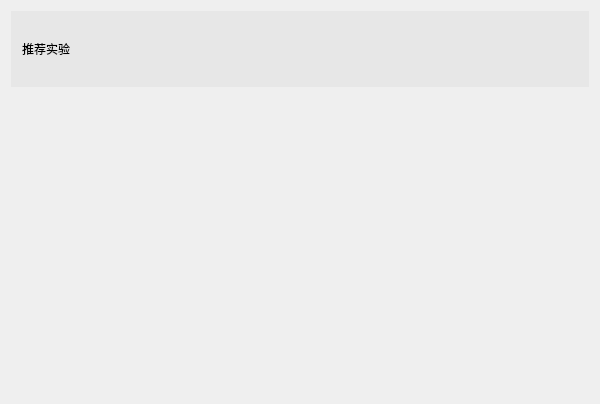
Old version of the form EzLaboratory/source/app/MainWindow.ui in the repository Shulincooky/EzLaboratory.
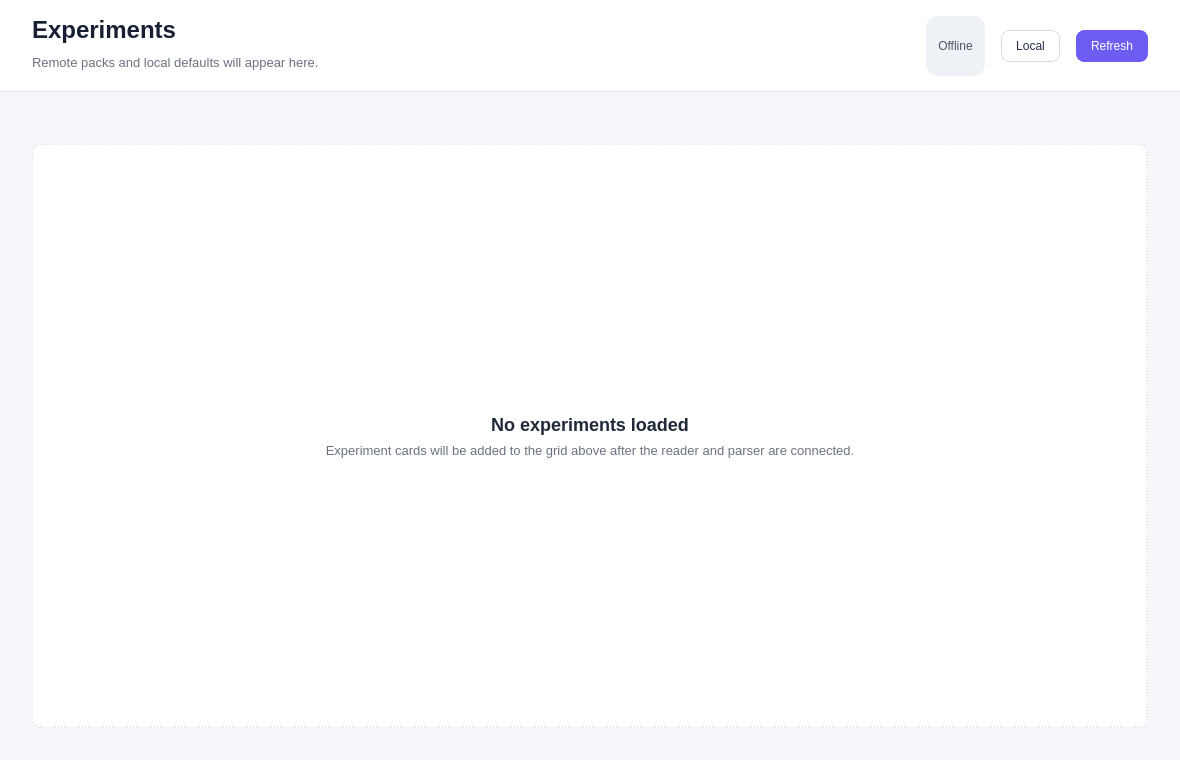
New version of the form.

The edit to the form file:
```diff
--- a/EzLaboratory/source/app/MainWindow.ui
+++ b/EzLaboratory/source/app/MainWindow.ui
@@ -6,57 +6,205 @@
    <rect>
     <x>0</x>
     <y>0</y>
-    <width>600</width>
-    <height>400</height>
+    <width>1180</width>
+    <height>760</height>
    </rect>
   </property>
+  <property name="minimumSize">
+   <size>
+    <width>920</width>
+    <height>620</height>
+   </size>
+  </property>
   <property name="windowTitle">
    <string>MainWindow</string>
   </property>
   <property name="styleSheet">
-   <string notr="true">*{
-border:none
+   <string notr="true">QMainWindow {
+    background: #F5F7FA;
 }
 
-QWidget#topBar{
-background-color:rgb(231, 231, 231)
+QWidget#centralWidget {
+    background: #F5F7FA;
+}
+
+QWidget#topBar {
+    background: #FFFFFF;
+    border-bottom: 1px solid #E5E8EF;
+}
+
+QLabel#titleLabel {
+    color: #172033;
+    font-size: 24px;
+    font-weight: 700;
+}
+
+QLabel#subtitleLabel {
+    color: #6B7280;
+    font-size: 13px;
+}
+
+QLabel#connectionStatusLabel {
+    color: #4B5563;
+    background: #EEF2F7;
+    border-radius: 12px;
+    padding: 6px 12px;
+}
+
+QPushButton {
+    background: #FFFFFF;
+    border: 1px solid #D7DCE5;
+    border-radius: 8px;
+    color: #243047;
+    padding: 8px 14px;
+}
+
+QPushButton:hover {
+    background: #F1F4F8;
+}
+
+QPushButton#refreshButton {
+    background: #6D5DF2;
+    border: 1px solid #6D5DF2;
+    color: #FFFFFF;
+}
+
+QPushButton#refreshButton:hover {
+    background: #5A4BDD;
+}
+
+QScrollArea#experimentScrollArea {
+    background: transparent;
+    border: none;
+}
+
+QWidget#scrollContentWidget {
+    background: transparent;
+}
+
+QWidget#cardGridWidget {
+    background: transparent;
+}
+
+QFrame#emptyHintFrame {
+    background: #FFFFFF;
+    border: 1px dashed #CAD1DC;
+    border-radius: 8px;
+}
+
+QLabel#emptyHintTitleLabel {
+    color: #1F2937;
+    font-size: 18px;
+    font-weight: 700;
+}
+
+QLabel#emptyHintBodyLabel {
+    color: #6B7280;
+    font-size: 13px;
 }</string>
   </property>
   <widget class="QWidget" name="centralWidget">
-   <layout class="QVBoxLayout" name="verticalLayout">
+   <layout class="QVBoxLayout" name="mainLayout">
+    <property name="spacing">
+     <number>0</number>
+    </property>
+    <property name="leftMargin">
+     <number>0</number>
+    </property>
+    <property name="topMargin">
+     <number>0</number>
+    </property>
+    <property name="rightMargin">
+     <number>0</number>
+    </property>
+    <property name="bottomMargin">
+     <number>0</number>
+    </property>
     <item>
      <widget class="QWidget" name="topBar" native="true">
       <property name="minimumSize">
        <size>
         <width>0</width>
-        <height>76</height>
+        <height>92</height>
        </size>
       </property>
-      <layout class="QHBoxLayout" name="horizontalLayout">
+      <property name="maximumSize">
+       <size>
+        <width>16777215</width>
+        <height>92</height>
+       </size>
+      </property>
+      <layout class="QHBoxLayout" name="topBarLayout">
+       <property name="spacing">
+        <number>16</number>
+       </property>
+       <property name="leftMargin">
+        <number>32</number>
+       </property>
+       <property name="topMargin">
+        <number>16</number>
+       </property>
+       <property name="rightMargin">
+        <number>32</number>
+       </property>
+       <property name="bottomMargin">
+        <number>16</number>
+       </property>
        <item>
-        <widget class="QLabel" name="label">
-         <property name="text">
-          <string>推荐实验</string>
+        <layout class="QVBoxLayout" name="titleLayout">
+         <property name="spacing">
+          <number>4</number>
          </property>
-        </widget>
+         <item>
+          <widget class="QLabel" name="titleLabel">
+           <property name="text">
+            <string>Experiments</string>
+           </property>
+          </widget>
+         </item>
+         <item>
+          <widget class="QLabel" name="subtitleLabel">
+           <property name="text">
+            <string>Remote packs and local defaults will appear here.</string>
+           </property>
+          </widget>
+         </item>
+        </layout>
        </item>
        <item>
-        <spacer name="horizontalSpacer">
+        <spacer name="topBarSpacer">
          <property name="orientation">
           <enum>Qt::Orientation::Horizontal</enum>
          </property>
          <property name="sizeHint" stdset="0">
           <size>
-           <width>469</width>
+           <width>40</width>
            <height>20</height>
           </size>
          </property>
         </spacer>
        </item>
        <item>
-        <widget class="QPushButton" name="pushButton">
+        <widget class="QLabel" name="connectionStatusLabel">
          <property name="text">
-          <string/>
+          <string>Offline</string>
+         </property>
+         <property name="alignment">
+          <set>Qt::AlignmentFlag::AlignCenter</set>
+         </property>
+        </widget>
+       </item>
+       <item>
+        <widget class="QPushButton" name="loadLocalButton">
+         <property name="text">
+          <string>Local</string>
+         </property>
+        </widget>
+       </item>
+       <item>
+        <widget class="QPushButton" name="refreshButton">
+         <property name="text">
+          <string>Refresh</string>
          </property>
         </widget>
        </item>
@@ -64,13 +212,146 @@
      </widget>
     </item>
     <item>
-     <widget class="QWidget" name="contentWidget" native="true">
-      <property name="minimumSize">
-       <size>
-        <width>0</width>
-        <height>300</height>
-       </size>
+     <widget class="QScrollArea" name="experimentScrollArea">
+      <property name="horizontalScrollBarPolicy">
+       <enum>Qt::ScrollBarPolicy::ScrollBarAlwaysOff</enum>
       </property>
+      <property name="widgetResizable">
+       <bool>true</bool>
+      </property>
+      <widget class="QWidget" name="scrollContentWidget">
+       <property name="geometry">
+        <rect>
+         <x>0</x>
+         <y>0</y>
+         <width>1180</width>
+         <height>668</height>
+        </rect>
+       </property>
+       <layout class="QVBoxLayout" name="scrollContentLayout">
+        <property name="spacing">
+         <number>24</number>
+        </property>
+        <property name="leftMargin">
+         <number>32</number>
+        </property>
+        <property name="topMargin">
+         <number>28</number>
+        </property>
+        <property name="rightMargin">
+         <number>32</number>
+        </property>
+        <property name="bottomMargin">
+         <number>32</number>
+        </property>
+        <item>
+         <widget class="QWidget" name="cardGridWidget" native="true">
+          <layout class="QGridLayout" name="cardGridLayout">
+           <property name="leftMargin">
+            <number>0</number>
+           </property>
+           <property name="topMargin">
+            <number>0</number>
+           </property>
+           <property name="rightMargin">
+            <number>0</number>
+           </property>
+           <property name="bottomMargin">
+            <number>0</number>
+           </property>
+           <property name="horizontalSpacing">
+            <number>22</number>
+           </property>
+           <property name="verticalSpacing">
+            <number>24</number>
+           </property>
+          </layout>
+         </widget>
+        </item>
+        <item>
+         <widget class="QFrame" name="emptyHintFrame">
+          <property name="minimumSize">
+           <size>
+            <width>0</width>
+            <height>180</height>
+           </size>
+          </property>
+          <property name="frameShape">
+           <enum>QFrame::Shape::StyledPanel</enum>
+          </property>
+          <property name="frameShadow">
+           <enum>QFrame::Shadow::Raised</enum>
+          </property>
+          <layout class="QVBoxLayout" name="emptyHintLayout">
+           <property name="spacing">
+            <number>8</number>
+           </property>
+           <property name="leftMargin">
+            <number>24</number>
+           </property>
+           <property name="topMargin">
+            <number>24</number>
+           </property>
+           <property name="rightMargin">
+            <number>24</number>
+           </property>
+           <property name="bottomMargin">
+            <number>24</number>
+           </property>
+           <item>
+            <spacer name="emptyHintTopSpacer">
+             <property name="orientation">
+              <enum>Qt::Orientation::Vertical</enum>
+             </property>
+             <property name="sizeHint" stdset="0">
+              <size>
+               <width>20</width>
+               <height>24</height>
+              </size>
+             </property>
+            </spacer>
+           </item>
+           <item>
+            <widget class="QLabel" name="emptyHintTitleLabel">
+             <property name="text">
+              <string>No experiments loaded</string>
+             </property>
+             <property name="alignment">
+              <set>Qt::AlignmentFlag::AlignCenter</set>
+             </property>
+            </widget>
+           </item>
+           <item>
+            <widget class="QLabel" name="emptyHintBodyLabel">
+             <property name="text">
+              <string>Experiment cards will be added to the grid above after the reader and parser are connected.</string>
+             </property>
+             <property name="alignment">
+              <set>Qt::AlignmentFlag::AlignCenter</set>
+             </property>
+             <property name="wordWrap">
+              <bool>true</bool>
+             </property>
+            </widget>
+           </item>
+           <item>
+            <spacer name="emptyHintBottomSpacer">
+             <property name="orientation">
+              <enum>Qt::Orientation::Vertical</enum>
+             </property>
+             <property name="sizeHint" stdset="0">
+              <size>
+               <width>20</width>
+               <height>24</height>
+              </size>
+             </property>
+            </spacer>
+           </item>
+          </layout>
+         </widget>
+        </item>
+       </layout>
+      </widget>
      </widget>
     </item>
    </layout>
```
Left out of the diff: 2 changed lines with no effect on the pictures.
